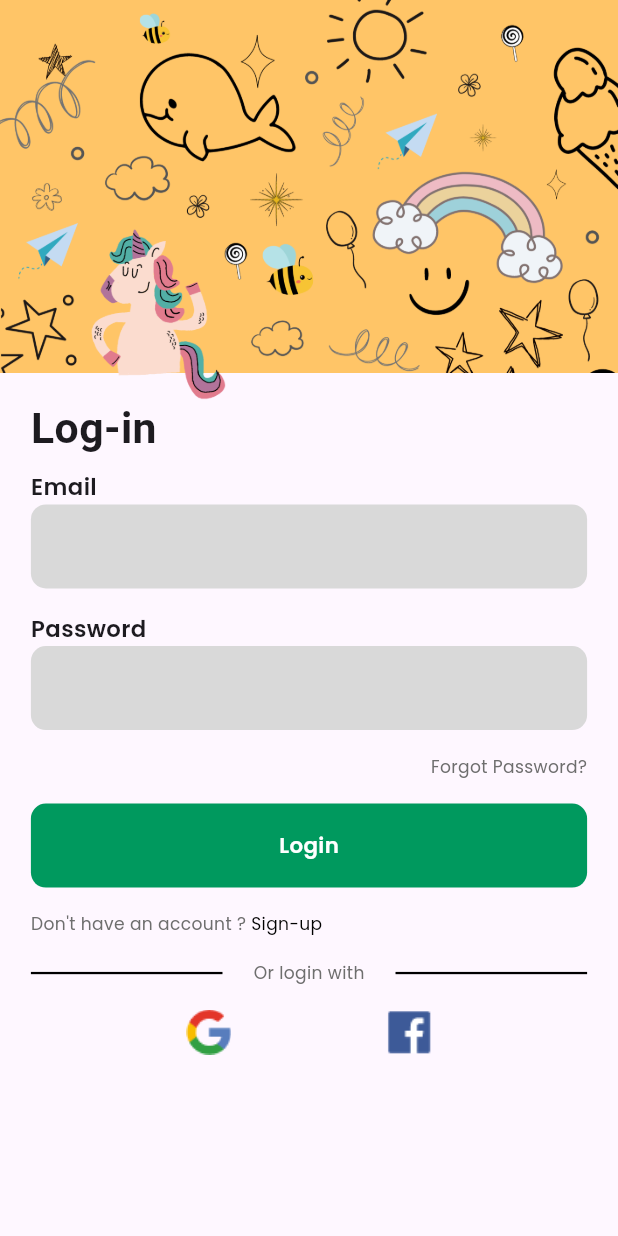
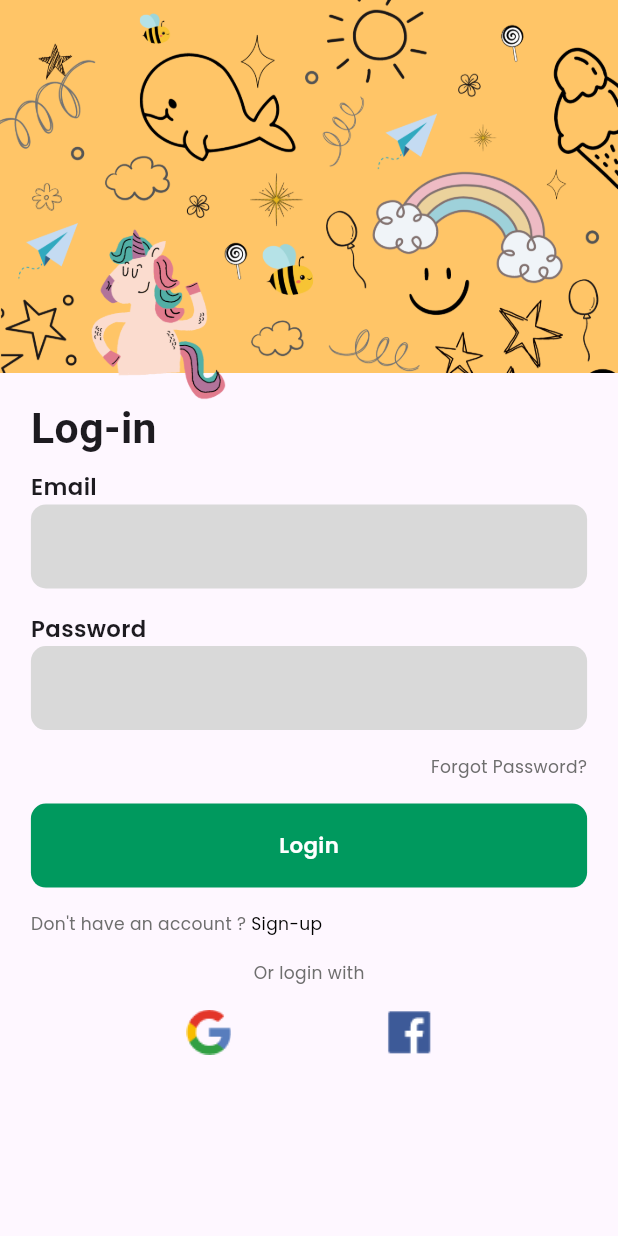
Before and after one commit to Ratih-Shinta/Inrest-App, a Flutter app: the LandingPageView screen opened by its route, after a tap on "Login", on a phone screen of 412 x 824 dp. Run offline on Flutter 3.47's test engine with Material 3 defaults, Android fonts, the phone set to English and light mode, and no system bars; our stand-ins replace get, google_fonts.

Commit message:
sixth commit

```diff
--- a/lib/app/pages/landing_page/views/landing_page_view.dart
+++ b/lib/app/pages/landing_page/views/landing_page_view.dart
@@ -76,7 +76,7 @@ class LandingPageView extends GetView<LandingPageController> {
                             )),
                         child: Padding(
                           padding: EdgeInsets.symmetric(
-                              horizontal: sizeWidth * 0.05,
+                              horizontal: sizeWidth * 0.02,
                               vertical: sizeHeight * 0.02),
                           child: Text(
                             "Register",
@@ -93,7 +93,7 @@ class LandingPageView extends GetView<LandingPageController> {
                       ),
                       child: Padding(
                         padding: EdgeInsets.symmetric(
-                            horizontal: sizeWidth * 0.05,
+                            horizontal: sizeWidth * 0.02,
                             vertical: sizeHeight * 0.02),
                         child: Text(
                           "Login",
--- a/lib/app/pages/login_page/views/login_page_view.dart
+++ b/lib/app/pages/login_page/views/login_page_view.dart
@@ -1,7 +1,6 @@
 import 'package:flutter/material.dart';
 import 'package:get/get.dart';
 import 'package:inrest_app/app/pages/login_page/controllers/login_page_controller.dart';
-import 'package:inrest_app/app/pages/login_page/views/widgets/or_login_page_widget.dart';
 import 'package:inrest_app/app/pages/login_page/views/widgets/text_field_login_page_widgets.dart';
 import 'package:inrest_app/app/routes/app_pages.dart';
 import 'package:inrest_app/themes/color_themes.dart';
@@ -96,7 +95,12 @@ class LoginPageView extends GetView<LoginPageController> {
                       ),
                     ),
                     SizedBox(height: sizeHeight * 0.02),
-                    OrLoginPageWidget(),
+                    Center(
+                      child: Text(
+                        "Or login with",
+                        style: forgotLoginPage,
+                      ),
+                    ),
                     SizedBox(height: sizeHeight * 0.02),
                     Row(
                       mainAxisAlignment: MainAxisAlignment.spaceEvenly,
--- a/lib/app/pages/login_page/views/widgets/or_login_page_widget.dart
+++ /dev/null
@@ -1,33 +0,0 @@
-import 'package:flutter/material.dart';
-import 'package:inrest_app/themes/color_themes.dart';
-import 'package:inrest_app/themes/default_themes.dart';
-import 'package:inrest_app/themes/text_style_themes/login_page_themes.dart';
-
-class OrLoginPageWidget extends StatelessWidget {
-  const OrLoginPageWidget({super.key});
-
-  @override
-  Widget build(BuildContext context) {
-    return Center(
-      child: Row(
-        mainAxisAlignment: MainAxisAlignment.spaceBetween,
-        children: [
-          Container(
-            height: 1.5,
-            width: sizeWidth * 0.31,
-            color: blackColor,
-          ),
-          Text(
-            "Or login with",
-            style: forgotLoginPage,
-          ),
-          Container(
-            height: 1.5,
-            width: sizeWidth * 0.31,
-            color: blackColor,
-          ),
-        ],
-      ),
-    );
-  }
-}
```
Also changed, not shown: lib/app/models/photos_model/photos_model.dart (+15 -10 lines), lib/app/pages/register_page/views/register_page_view.dart (+6 -2 lines), lib/app/pages/register_page/views/widgets/or_register_page_widget.dart (deleted, +0 -33 lines).
